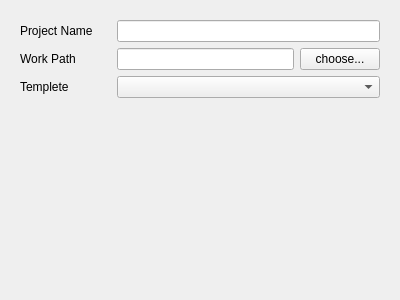
This is UI/plugins/video/videoform.ui in wwwwwalter/QtManageProject as Qt 5 draws it before an edit. The edited form follows.
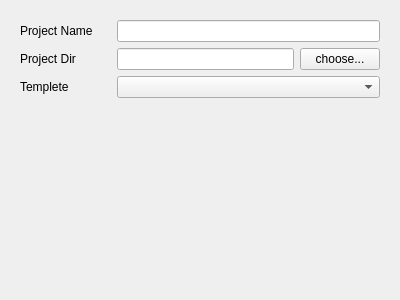
This is the edited form.

Commit message: create new project

```diff
--- a/UI/plugins/video/videoform.ui
+++ b/UI/plugins/video/videoform.ui
@@ -29,7 +29,7 @@
         <item>
          <widget class="QLabel" name="label_2">
           <property name="text">
-           <string>Work Path</string>
+           <string>Project Dir</string>
           </property>
          </widget>
         </item>
```
Left out of the diff: 2 changed lines with no effect on the pictures. The commit also changes 11 other files.
